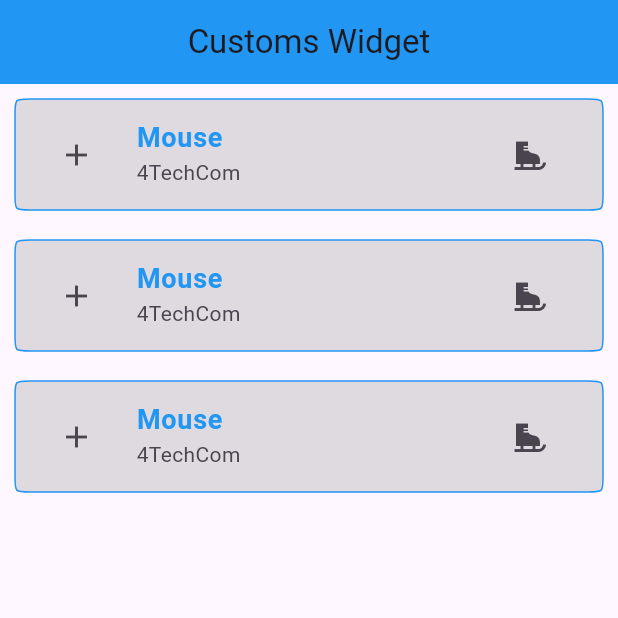
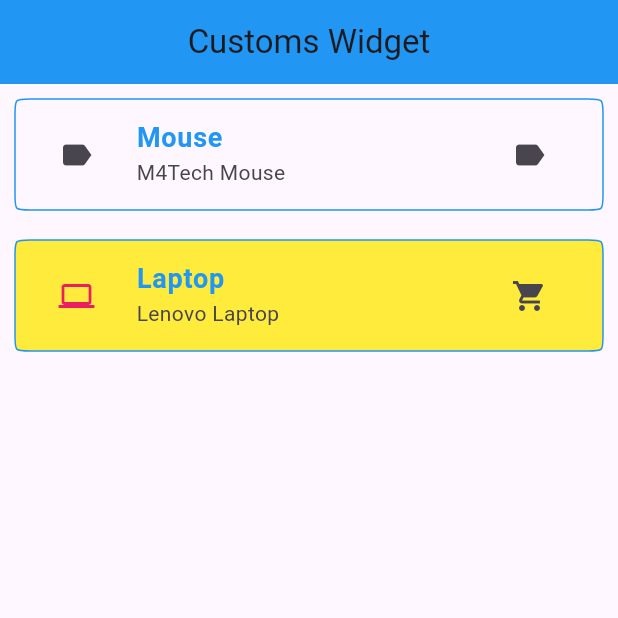
Before and after one commit to Sainathhiwale/flutter_bootcomp, a Flutter app: the screen it shows after launch, on a phone screen of 412 x 824 dp, the top half of it. Run offline on Flutter 3.47's test engine with Material 3 defaults, Android fonts, the phone set to English and light mode, and no system bars; our stand-ins replace fluttertoast, font_awesome_flutter.

Commit message:
custom widget is designed with listtilewidget

```diff
--- /dev/null
+++ b/lib/screen/custome_widgets/ListTileWidget.dart
@@ -0,0 +1,44 @@
+import 'package:flutter/material.dart';
+class ListTileWidget extends StatelessWidget {
+  String title, subTitle;
+  IconData leadingIcon, trailingIcon;
+  Color? listTileColor, iconColor;
+   ListTileWidget({
+    required this.title,
+    required this.subTitle,
+    this.leadingIcon = Icons.label,
+    this.trailingIcon = Icons.label,
+    this.listTileColor,
+    this.iconColor,
+  });
+
+  @override
+  Widget build(BuildContext context) {
+    return Padding(
+      padding: const EdgeInsets.all(10.0),
+      child: ListTile(
+        tileColor: listTileColor,
+        shape: ContinuousRectangleBorder(
+            borderRadius: BorderRadius.circular(10.0),
+            side: BorderSide(width: 1.0, color: Colors.blue)),
+        title: Text(
+          title,
+          style: TextStyle(
+              fontSize: 18,
+              fontWeight: FontWeight.bold,
+              color: Colors.blue),
+        ),
+        subtitle: Text(subTitle),
+        leading: IconButton(
+          icon: Icon(leadingIcon),
+          onPressed: () {},
+          color: iconColor,
+        ),
+        trailing: IconButton(
+          icon: Icon(trailingIcon),
+          onPressed: () {},
+        ),
+      ),
+    );
+  }
+}
--- a/lib/screen/customswidgets.dart
+++ b/lib/screen/customswidgets.dart
@@ -1,4 +1,5 @@
 import 'package:flutter/material.dart';
+import 'package:flutter_bootcamp_2025/screen/custome_widgets/ListTileWidget.dart';
 
 class Customswidgets extends StatelessWidget {
   const Customswidgets({super.key});
@@ -13,47 +14,20 @@ class Customswidgets extends StatelessWidget {
       ),
       body: ListView(
         children: [
-          ListTileWidget(),
-          ListTileWidget(),
-          ListTileWidget()
-
+          ListTileWidget(
+            title: "Mouse",
+            subTitle: "M4Tech Mouse",
+          ),
+          ListTileWidget(
+            title: "Laptop",
+            subTitle: "Lenovo Laptop",
+            leadingIcon: Icons.laptop,
+            listTileColor: Colors.yellow,
+            trailingIcon: Icons.shopping_cart,
+            iconColor: Colors.pink,
+          ),
         ],
       ),
     );
   }
 }
-
-class ListTileWidget extends StatelessWidget {
-  const ListTileWidget({
-    super.key,
-  });
-
-  @override
-  Widget build(BuildContext context) {
-    return Padding(
-      padding: const EdgeInsets.all(10.0),
-      child: ListTile(
-        tileColor: Colors.black12,
-        shape: ContinuousRectangleBorder(
-            borderRadius: BorderRadius.circular(10.0),
-            side: BorderSide(width: 1.0, color: Colors.blue)),
-        title: Text(
-          "Mouse",
-          style: TextStyle(
-              fontSize: 18,
-              fontWeight: FontWeight.bold,
-              color: Colors.blue),
-        ),
-        subtitle: Text("4TechCom"),
-        leading: IconButton(
-          icon: Icon(Icons.add),
-          onPressed: () {},
-        ),
-        trailing: IconButton(
-          icon: Icon(Icons.ice_skating),
-          onPressed: () {},
-        ),
-      ),
-    );
-  }
-}
```
